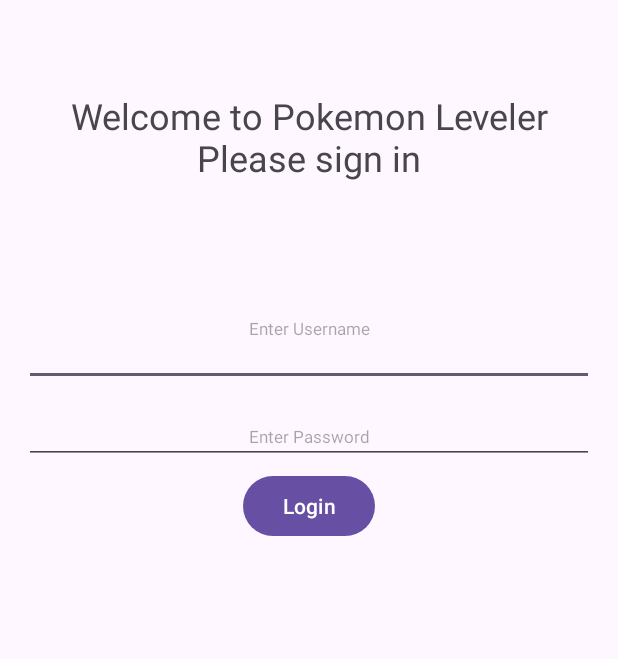
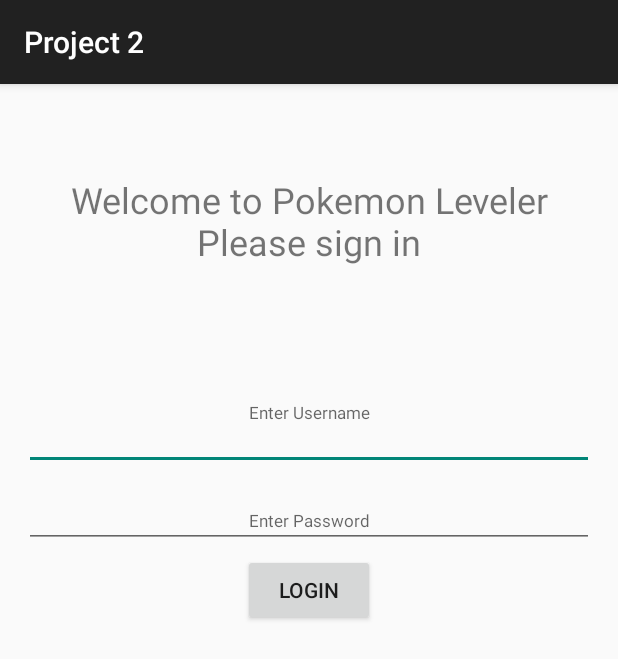
Before and after one commit to josh-lum/CST338-Project2, an Android app: the screen it shows after launch (LoginPage), on a phone screen of 412 x 824 dp. Shown: the top 659 px of the screen. Run offline under Robolectric (Android 15) with nearby library versions, the light colour scheme and no system bars; our stand-ins replace Room's generated code.

Commit message:
can log in with preset users

```diff
--- a/app/src/main/AndroidManifest.xml
+++ b/app/src/main/AndroidManifest.xml
@@ -10,7 +10,7 @@
         android:label="@string/app_name"
         android:roundIcon="@mipmap/ic_launcher_round"
         android:supportsRtl="true"
-        android:theme="@style/Theme.Project2"
+        android:theme="@style/Theme.AppCompat.DayNight.DarkActionBar"
         tools:targetApi="31">
         <activity
             android:name=".LoginPage"
--- a/app/src/main/java/com/example/project2/Database/UserDAO.java
+++ b/app/src/main/java/com/example/project2/Database/UserDAO.java
@@ -1,5 +1,6 @@
 package com.example.project2.Database;
 
+import androidx.lifecycle.LiveData;
 import androidx.room.Dao;
 import androidx.room.Delete;
 import androidx.room.Insert;
@@ -30,11 +31,11 @@
     User getId(int id);
 
     @Query("SELECT * FROM " + MonDatabase.USER_TABLE + " ORDER BY username")
-    List<User> getAllRecords();
+    LiveData<List<User>> getAllRecords();
 
     @Query("DELETE from " + MonDatabase.USER_TABLE)
     void deleteAll();
 
-    @Query("SELECT * FROM "+MonDatabase.USER_TABLE +" WHERE username = :username")
-    User getUserByUsername(String username);
+    @Query("SELECT * FROM "+MonDatabase.USER_TABLE +" WHERE username == :username")
+    LiveData<User> getUserByUsername(String username);
 }
--- a/app/src/main/java/com/example/project2/MainActivity.java
+++ b/app/src/main/java/com/example/project2/MainActivity.java
@@ -1,12 +1,23 @@
 package com.example.project2;
 
+import androidx.annotation.NonNull;
+import androidx.annotation.Nullable;
+import androidx.appcompat.app.AlertDialog;
 import androidx.appcompat.app.AppCompatActivity;
+import androidx.core.app.NotificationCompat;
 
 import android.content.Context;
+import android.content.DialogInterface;
 import android.content.Intent;
 import android.os.Bundle;
+import android.view.Menu;
+import android.view.MenuInflater;
+import android.view.MenuItem;
+import android.view.View;
+import android.widget.Toast;
 
 import com.example.project2.Database.MonRepository;
+import com.example.project2.Database.entities.User;
 import com.example.project2.databinding.ActivityMainBinding;
 
 
@@ -16,7 +27,8 @@
     private static final String MAIN_ACTIVITY_USER_ID ="com.example.project2.MAIN_ACTIVITY_USER_ID";
     public static final String TAG = "DAC_MON";
     private MonRepository repository;
-    int loggedInUserId = -1;
+    private int loggedInUserId = -1;
+    private User user;
 
 
     //commented out but its from GymLog
@@ -58,6 +70,7 @@
         assert repository !=null;
         repository.invokeDB();
         logInUser();
+        invalidateOptionsMenu();
         if(loggedInUserId == -1){
             Intent intent = LoginPage.loginIntentFactory(getApplicationContext());
             startActivity(intent);
@@ -71,9 +84,60 @@
 
          */
     }
+
+    @Override
+    public boolean onCreateOptionsMenu(Menu menu) {
+        MenuInflater inflater= getMenuInflater();
+        inflater.inflate(R.menu.logoutmenu, menu);
+        return true;
+    }
+
+    @Override
+    public boolean onPrepareOptionsMenu(Menu menu) {
+        MenuItem item = menu.findItem(R.id.LogOutMenuItem);
+        item.setVisible(true);
+        item.setTitle(user.getUsername());
+        item.setOnMenuItemClickListener(new MenuItem.OnMenuItemClickListener() {
+            @Override
+            public boolean onMenuItemClick(@NonNull MenuItem item) {
+                showLogoutDialog();
+                return false;
+            }
+        });
+        return true;
+    }
+    private void showLogoutDialog(){
+        AlertDialog.Builder alertBuilder = new AlertDialog.Builder(MainActivity.this);
+        final AlertDialog alertDialog = alertBuilder.create();
+
+        alertBuilder.setMessage("Logout?");
+
+        alertBuilder.setPositiveButton("Logout", new DialogInterface.OnClickListener() {
+            @Override
+            public void onClick(DialogInterface dialog, int which) {
+                logout();
+            }
+        });
+        alertBuilder.setNegativeButton("Cancel", new DialogInterface.OnClickListener() {
+            @Override
+            public void onClick(DialogInterface dialog, int which) {
+                alertDialog.dismiss();
+            }
+        });
+        alertBuilder.create().show();
+    }
+
+
+    private void logout() {
+        //finish this
+        startActivity(LoginPage.loginIntentFactory(getApplicationContext()));
+    }
+
     private void logInUser(){
+        user = new User("username","password");
         loggedInUserId = getIntent().getIntExtra(MAIN_ACTIVITY_USER_ID, -1);
     }
+
     static Intent MainActivityIntentFactory(Context context, int userId){
         Intent intent = new Intent(context, MainActivity.class);
         intent.putExtra(MAIN_ACTIVITY_USER_ID, userId);
--- a/app/src/main/res/layout/login_screen.xml
+++ b/app/src/main/res/layout/login_screen.xml
@@ -25,12 +25,11 @@
         android:layout_height="75dp"
         android:layout_margin="16dip"
         android:gravity="center"
-        android:hint="@string/enter_username"
         app:layout_constraintStart_toStartOf="parent"
         app:layout_constraintEnd_toEndOf="parent"
         app:layout_constraintTop_toBottomOf="@id/titleLoginScreen"
-
-        />
+        android:inputType="text"
+        android:hint="@string/enter_username" />
 
     <EditText
         android:id="@+id/en_pass"
@@ -40,6 +39,7 @@
         android:hint="@string/enter_password"
         android:textSize="11sp"
         android:gravity="center"
+        android:inputType="text"
         app:layout_constraintEnd_toEndOf="parent"
         app:layout_constraintHorizontal_bias="0.812"
         app:layout_constraintStart_toStartOf="parent"
--- /dev/null
+++ b/app/src/main/res/menu/logoutmenu.xml
@@ -0,0 +1,9 @@
+<?xml version="1.0" encoding="utf-8"?>
+<menu xmlns:android="http://schemas.android.com/apk/res/android"
+    xmlns:app="http://schemas.android.com/apk/res-auto">
+    <item
+        android:id="@+id/LogOutMenuItem"
+        android:title="@string/logged_in"
+        app:showAsAction="ifRoom"
+        />
+</menu>
--- a/app/src/main/res/values/strings.xml
+++ b/app/src/main/res/values/strings.xml
@@ -21,4 +21,5 @@
     <string name="to_be_filled_in_later">To Be filled in later</string>
     <string name="adminstuff">adminstuff</string>
     <string name="login_welcome">Welcome to Pokemon Leveler\nPlease sign in</string>
+    <string name="logged_in">LOGGED IN</string>
 </resources>
```
Also changed, not shown: app/src/main/java/com/example/project2/Database/MonRepository.java (+8 -0 lines), app/src/main/java/com/example/project2/LoginPage.java (+38 -2 lines).
